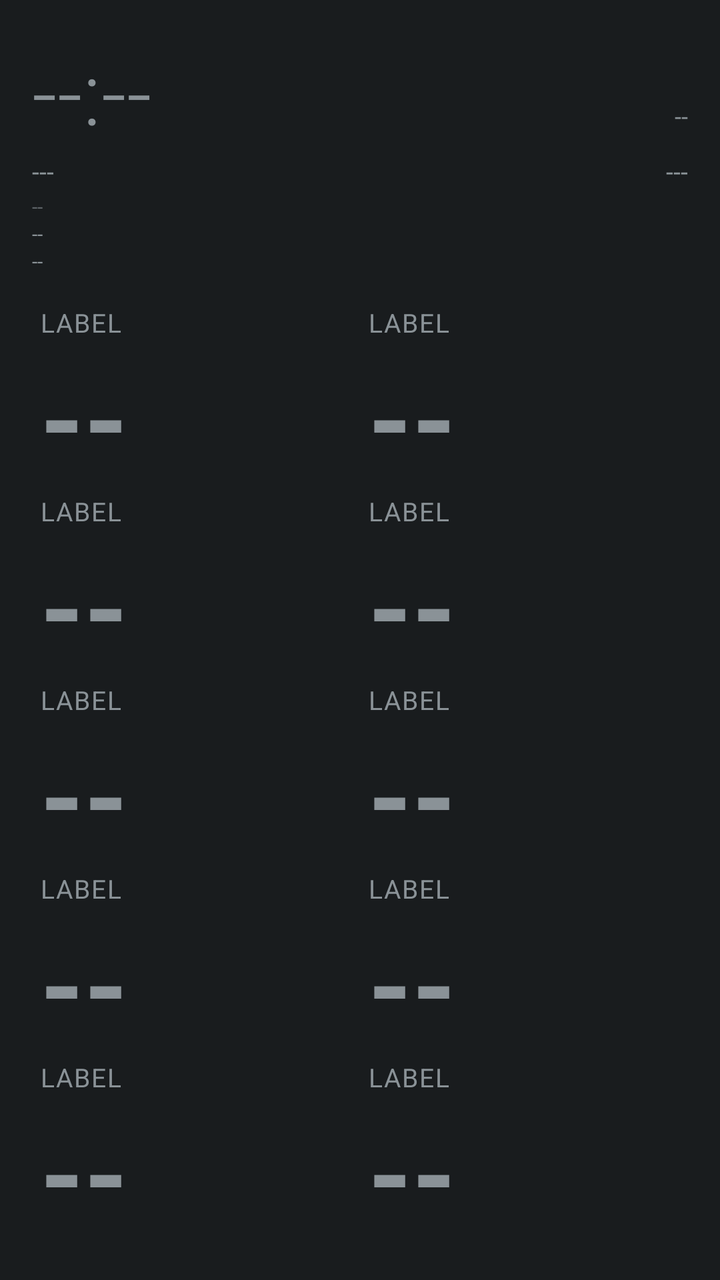
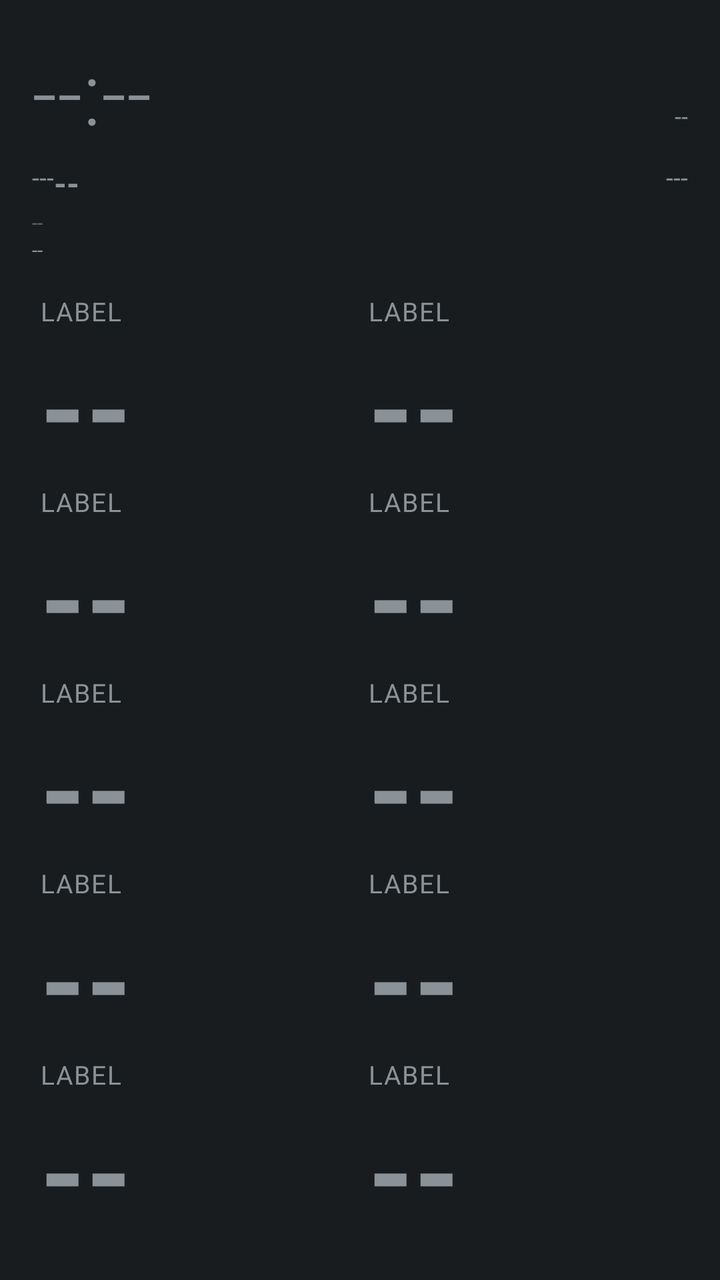

Before-and-after screenshots of an Android layout around one commit, followed by the original layout XML and the change that was made.
<!-- AndroidManifest.xml: application theme android:Theme.DeviceDefault.NoActionBar -->
<!-- res/layout/aod_layout_mega_grid.xml -->
<?xml version="1.0" encoding="utf-8"?>
<LinearLayout xmlns:android="http://schemas.android.com/apk/res/android"
    android:id="@+id/bg_root"
    android:layout_width="match_parent"
    android:layout_height="match_parent"
    android:orientation="vertical"
    android:padding="16dp">

    <LinearLayout
        android:layout_width="match_parent"
        android:layout_height="wrap_content"
        android:orientation="horizontal">

        <TextView
            android:id="@+id/clock"
            android:layout_width="wrap_content"
            android:layout_height="wrap_content"
            android:textSize="44sp"
            android:fontFamily="sans-serif-light"
            android:text="--:--" />

        <TextView
            android:id="@+id/health_badge"
            android:layout_width="0dp"
            android:layout_height="wrap_content"
            android:layout_weight="1"
            android:layout_gravity="top"
            android:gravity="end"
            android:textSize="12sp"
            android:textAllCaps="true"
            android:text="--" />
    </LinearLayout>

    <LinearLayout
        android:layout_width="match_parent"
        android:layout_height="wrap_content"
        android:orientation="horizontal"
        android:layout_marginTop="2dp">

        <TextView
            android:id="@+id/date"
            android:layout_width="wrap_content"
            android:layout_height="wrap_content"
            android:textSize="13sp"
            android:text="---" />

        <TextView
            android:id="@+id/panchang"
            android:layout_width="0dp"
            android:layout_height="wrap_content"
            android:layout_weight="1"
            android:layout_marginStart="10dp"
            android:gravity="end"
            android:textSize="13sp"
            android:text="---" />
    </LinearLayout>

    <TextView
        android:id="@+id/perf_badge"
        android:layout_width="wrap_content"
        android:layout_height="wrap_content"
        android:textSize="10sp"
        android:alpha="0.6"
        android:layout_marginTop="2dp"
        android:text="--" />

    <TextView
        android:id="@+id/net_type_badge"
        android:layout_width="wrap_content"
        android:layout_height="wrap_content"
        android:textSize="10sp"
        android:text="--" />

    <TextView
        android:id="@+id/akd_badge"
        android:layout_width="wrap_content"
        android:layout_height="wrap_content"
        android:textSize="10sp"
        android:text="--" />

    <TextView
        android:id="@+id/muhurat_badge"
        android:layout_width="wrap_content"
        android:layout_height="wrap_content"
        android:textSize="11sp"
        android:textStyle="bold"
        android:visibility="gone"
        android:text="--" />

    <View
        android:id="@+id/divider_1"
        android:layout_width="match_parent"
        android:layout_height="1dp"
        android:layout_marginTop="10dp"
        android:layout_marginBottom="4dp" />

    <LinearLayout
        android:layout_width="match_parent"
        android:layout_height="0dp"
        android:layout_weight="1"
        android:orientation="horizontal">
        <include layout="@layout/aod_tile_giant" android:id="@+id/row0" />
        <include layout="@layout/aod_tile_giant" android:id="@+id/row1" />
    </LinearLayout>

    <LinearLayout
        android:layout_width="match_parent"
        android:layout_height="0dp"
        android:layout_weight="1"
        android:orientation="horizontal">
        <include layout="@layout/aod_tile_giant" android:id="@+id/row2" />
        <include layout="@layout/aod_tile_giant" android:id="@+id/row3" />
    </LinearLayout>

    <LinearLayout
        android:layout_width="match_parent"
        android:layout_height="0dp"
        android:layout_weight="1"
        android:orientation="horizontal">
        <include layout="@layout/aod_tile_giant" android:id="@+id/row4" />
        <include layout="@layout/aod_tile_giant" android:id="@+id/row5" />
    </LinearLayout>

    <LinearLayout
        android:layout_width="match_parent"
        android:layout_height="0dp"
        android:layout_weight="1"
        android:orientation="horizontal">
        <include layout="@layout/aod_tile_giant" android:id="@+id/row6" />
        <include layout="@layout/aod_tile_giant" android:id="@+id/row7" />
    </LinearLayout>

    <LinearLayout
        android:layout_width="match_parent"
        android:layout_height="0dp"
        android:layout_weight="1"
        android:orientation="horizontal">
        <include layout="@layout/aod_tile_giant" android:id="@+id/row8" />
        <include layout="@layout/aod_tile_giant" android:id="@+id/row9" />
    </LinearLayout>

</LinearLayout>
<!-- res/layout/aod_tile_giant.xml (included above) -->
<?xml version="1.0" encoding="utf-8"?>
<LinearLayout xmlns:android="http://schemas.android.com/apk/res/android"
    android:layout_width="0dp"
    android:layout_height="match_parent"
    android:layout_weight="1"
    android:orientation="vertical"
    android:gravity="center_vertical"
    android:paddingStart="4dp"
    android:paddingEnd="10dp">

    <TextView
        android:id="@+id/stat_label"
        android:layout_width="wrap_content"
        android:layout_height="wrap_content"
        android:textSize="13sp"
        android:textAllCaps="true"
        android:letterSpacing="0.05"
        android:text="Label" />

    <TextView
        android:id="@+id/stat_value"
        android:layout_width="match_parent"
        android:layout_height="0dp"
        android:layout_weight="1"
        android:gravity="start|center_vertical"
        android:textStyle="bold"
        android:maxLines="1"
        android:autoSizeTextType="uniform"
        android:autoSizeMinTextSize="16sp"
        android:autoSizeMaxTextSize="120sp"
        android:autoSizeStepGranularity="2sp"
        android:text="--" />

</LinearLayout>
<!-- resources referenced by this layout -->
<resources>

</resources>

<!-- the commit's change to res/layout/aod_layout_mega_grid.xml (unified diff, before → after) -->
@@ -43,6 +43,7 @@
             android:layout_height="wrap_content"
             android:textSize="13sp"
             android:text="---" />
+<TextView android:id="@+id/akd_badge" android:layout_width="wrap_content" android:layout_height="wrap_content" android:layout_marginTop="4dp" android:textSize="16sp" android:textStyle="bold" android:text="--" />
 
         <TextView
             android:id="@+id/panchang"
@@ -66,13 +67,6 @@
 
     <TextView
         android:id="@+id/net_type_badge"
-        android:layout_width="wrap_content"
-        android:layout_height="wrap_content"
-        android:textSize="10sp"
-        android:text="--" />
-
-    <TextView
-        android:id="@+id/akd_badge"
         android:layout_width="wrap_content"
         android:layout_height="wrap_content"
         android:textSize="10sp"
